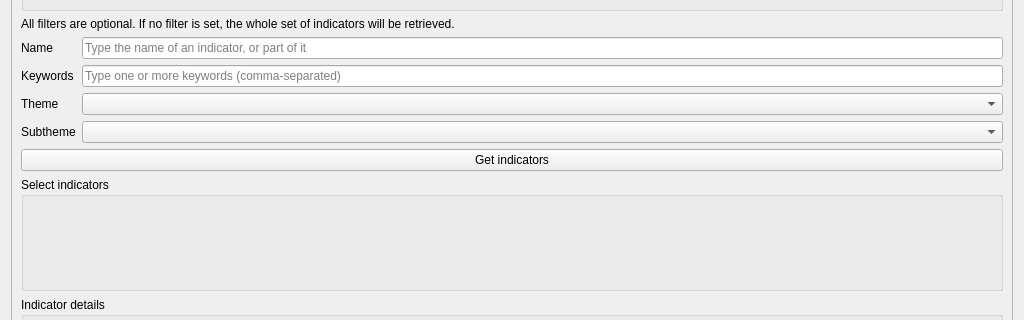
The window that oq_irmt/ui/ui_select_sv_variables.ui (gem/oq-irmt-qgis) describes before a commit, drawn with Qt 5; both pictures show x 0 to 1024 and y 190 to 510 of the 1024 by 765 pixel window.
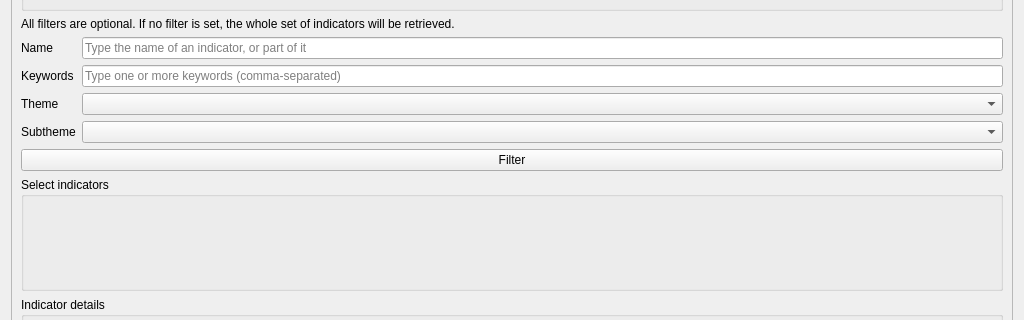
The same window after the commit. Custom widgets are drawn as their Qt base class.

Commit message: On study selection, filter indicators by study

Diff of the .ui file:
```diff
--- a/oq_irmt/ui/ui_select_sv_variables.ui
+++ b/oq_irmt/ui/ui_select_sv_variables.ui
@@ -137,7 +137,7 @@
        <item>
         <widget class="QPushButton" name="filter_btn">
          <property name="text">
-          <string>Get indicators</string>
+          <string>Filter</string>
          </property>
         </widget>
        </item>
```
The commit also changes 3 other files.
